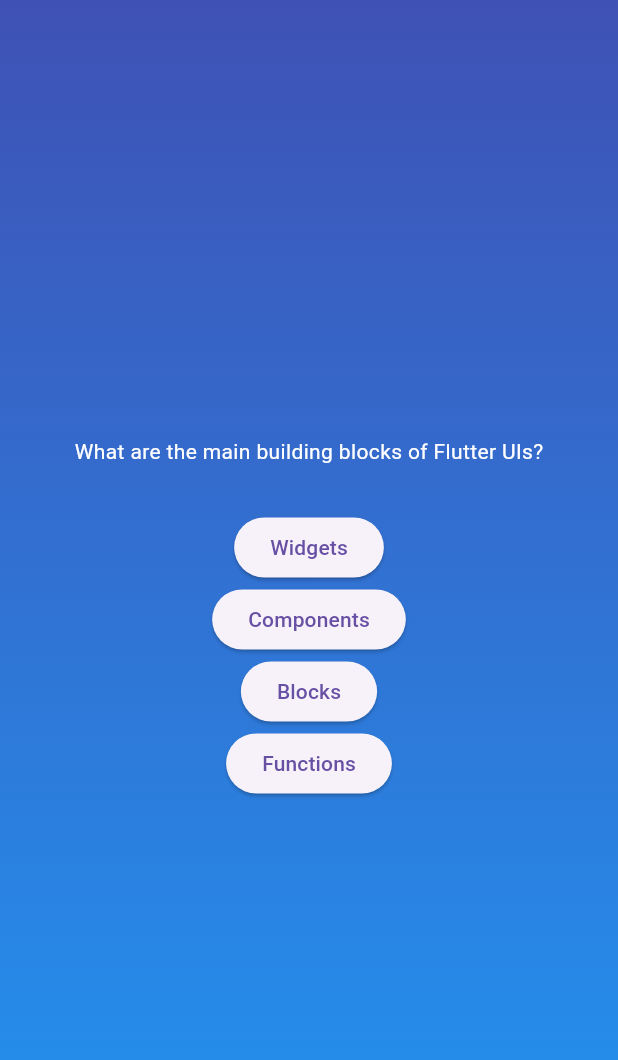
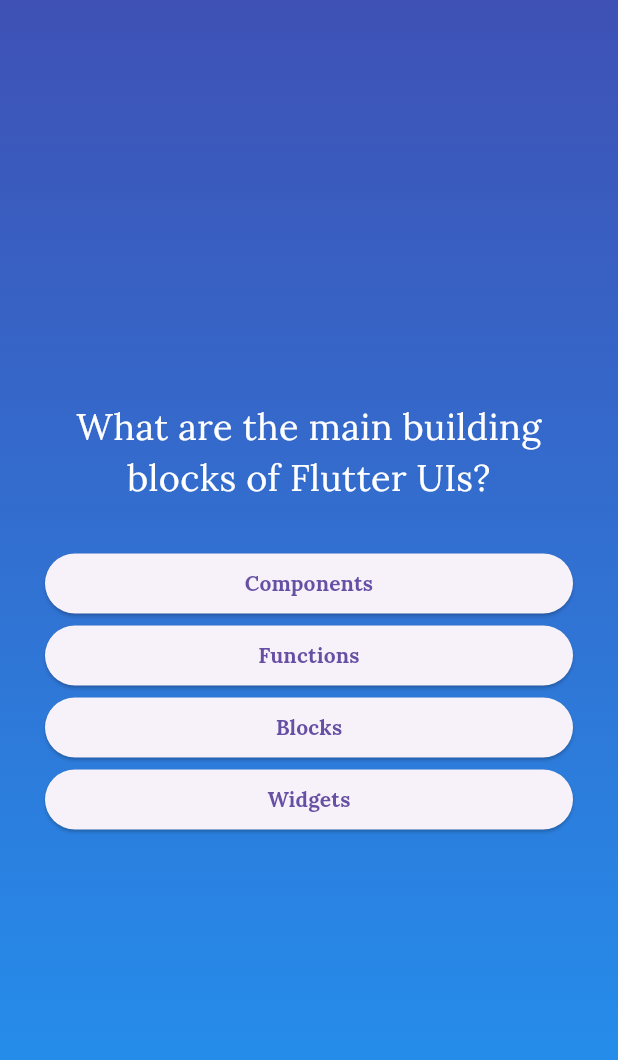
Before and after one commit to rohankumar141414/QuizAppUsingFlutter, a Flutter app: the screen it shows after launch, after a tap on "Start Quiz", on a phone screen of 412 x 824 dp. Shown: the top 1060 px of the screen. Run offline on Flutter 3.47's test engine with Material 3 defaults, Android fonts, the phone set to English and light mode, and no system bars; our stand-ins replace google_fonts.

Commit message:
Quesion's Screens Completed

```diff
--- a/quiz_app/lib/ans_button.dart
+++ b/quiz_app/lib/ans_button.dart
@@ -1,4 +1,5 @@
 import 'package:flutter/material.dart';
+import 'package:google_fonts/google_fonts.dart';
 
 class AnsButton extends StatelessWidget {
   const AnsButton(this.text, this.onTap, {super.key});
@@ -9,7 +10,13 @@ class AnsButton extends StatelessWidget {
   Widget build(BuildContext context) {
     return ElevatedButton(
       onPressed: onTap,
-      child: Text(text),
+      child: Text(
+        text,
+        textAlign: TextAlign.center,
+        style: GoogleFonts.lora(
+          fontWeight: FontWeight.bold,
+        ),
+      ),
     );
   }
 }
--- a/quiz_app/lib/models/questions.dart
+++ b/quiz_app/lib/models/questions.dart
@@ -4,4 +4,10 @@ class Questions {
 
   final String quest;
   final List<String> ans;
+
+  List<String> shuffledAns() {
+    List<String> shuffledAnswer = List.of(ans);
+    shuffledAnswer.shuffle();
+    return shuffledAnswer;
+  }
 }
--- a/quiz_app/lib/questions_screen.dart
+++ b/quiz_app/lib/questions_screen.dart
@@ -1,6 +1,7 @@
 import 'package:flutter/material.dart';
 import 'package:quiz_app/ans_button.dart';
 import 'package:quiz_app/data/question_texts.dart';
+import 'package:google_fonts/google_fonts.dart';
 
 class QuestionsScreen extends StatefulWidget {
   const QuestionsScreen({super.key});
@@ -12,27 +13,41 @@ class QuestionsScreen extends StatefulWidget {
 }
 
 class _QuestionsScreenState extends State<QuestionsScreen> {
-  final thisQuestion = questions[0];
+  var quesIndex = 0;
+
+  void clickAns() {
+    setState(() {
+      quesIndex++;
+    });
+  }
 
   @override
   Widget build(BuildContext context) {
+    final thisQuestion = questions[quesIndex];
     return SizedBox(
       width: double.infinity,
+      child: Container(
+        margin: const EdgeInsets.all(30),
         child: Column(
           mainAxisAlignment: MainAxisAlignment.center,
+          crossAxisAlignment: CrossAxisAlignment.stretch,
           children: [
             Text(
               thisQuestion.quest,
-            style: const TextStyle(
+              style: GoogleFonts.lora(
+                fontSize: 24,
                 color: Colors.white,
               ),
+              textAlign: TextAlign.center,
             ),
             const SizedBox(height: 30),
-          AnsButton(thisQuestion.ans[0], () {}),
-          AnsButton(thisQuestion.ans[1], () {}),
-          AnsButton(thisQuestion.ans[2], () {}),
-          AnsButton(thisQuestion.ans[3], () {}),
+            ...thisQuestion.shuffledAns().map(
+              (answer) {
+                return AnsButton(answer, clickAns);
+              },
+            )
           ],
+        ),
       ),
     );
   }
--- a/quiz_app/lib/start_screen.dart
+++ b/quiz_app/lib/start_screen.dart
@@ -1,4 +1,5 @@
 import 'package:flutter/material.dart';
+import 'package:google_fonts/google_fonts.dart';
 
 class NewWidget extends StatelessWidget {
   const NewWidget(this.newScreen, {super.key});
@@ -16,13 +17,18 @@ class NewWidget extends StatelessWidget {
             child: Image.asset(
               'images/quiz-logo.png',
               width: 300,
+              color: const Color.fromARGB(255, 2, 25, 62),
             ),
           ),
           Container(
             padding: const EdgeInsets.all(10),
-            child: const Text(
+            child: Text(
               "Learn Flutter The Fun Way!",
-              style: TextStyle(color: Colors.white, fontSize: 20),
+              style: GoogleFonts.eduNswActFoundation(
+                fontSize: 20,
+                fontWeight: FontWeight.bold,
+                color: const Color.fromARGB(255, 2, 25, 62),
+              ),
             ),
           ),
           Container(
@@ -31,6 +37,8 @@ class NewWidget extends StatelessWidget {
               onPressed: newScreen,
               style: OutlinedButton.styleFrom(
                 foregroundColor: Colors.white,
+                backgroundColor: const Color.fromARGB(255, 2, 25, 62),
+                shape: const ContinuousRectangleBorder(),
               ),
               icon: const Icon(Icons.arrow_right_alt),
               label: const Text('Start Quiz'),
--- a/quiz_app/pubspec.yaml
+++ b/quiz_app/pubspec.yaml
@@ -35,6 +35,7 @@ dependencies:
   # The following adds the Cupertino Icons font to your application.
   # Use with the CupertinoIcons class for iOS style icons.
   cupertino_icons: ^1.0.6
+  google_fonts: ^6.2.1
 
 dev_dependencies:
   flutter_test:
@@ -45,7 +46,7 @@ dev_dependencies:
   # activated in the `analysis_options.yaml` file located at the root of your
   # package. See that file for information about deactivating specific lint
   # rules and activating additional ones.
-  flutter_lints: ^3.0.0
+  flutter_lints: ^4.0.0
 
 # For information on the generic Dart part of this file, see the
 # following page: https://dart.dev/tools/pub/pubspec
```
Also changed, not shown: quiz_app/pubspec.lock, 1 other file. Lines whose indentation alone changed are shown as unchanged.
